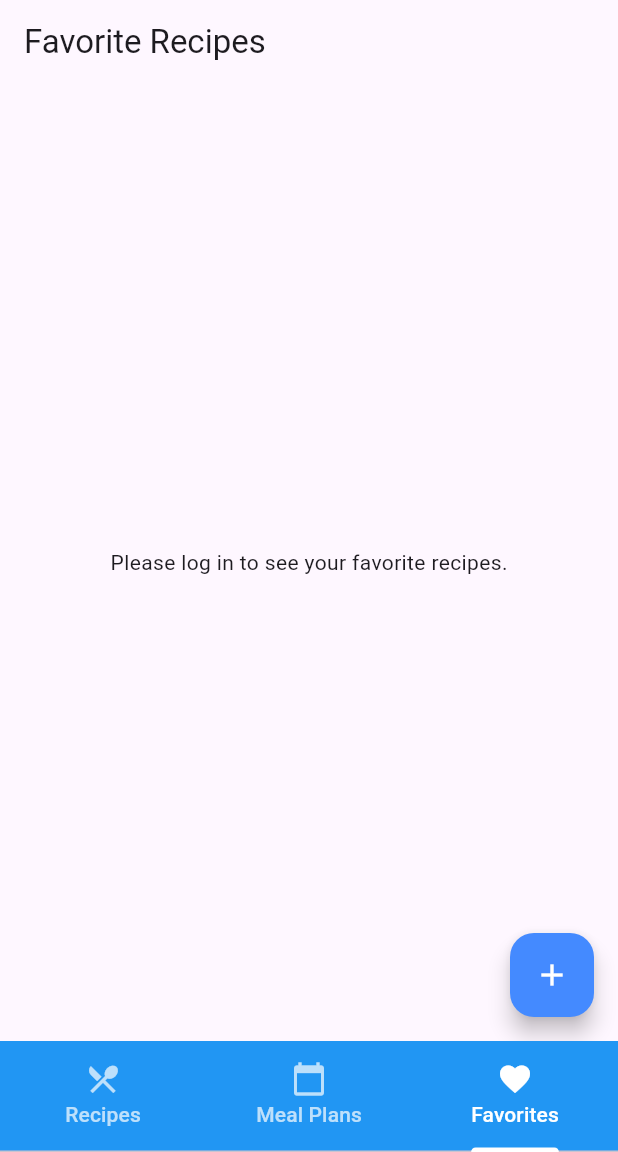
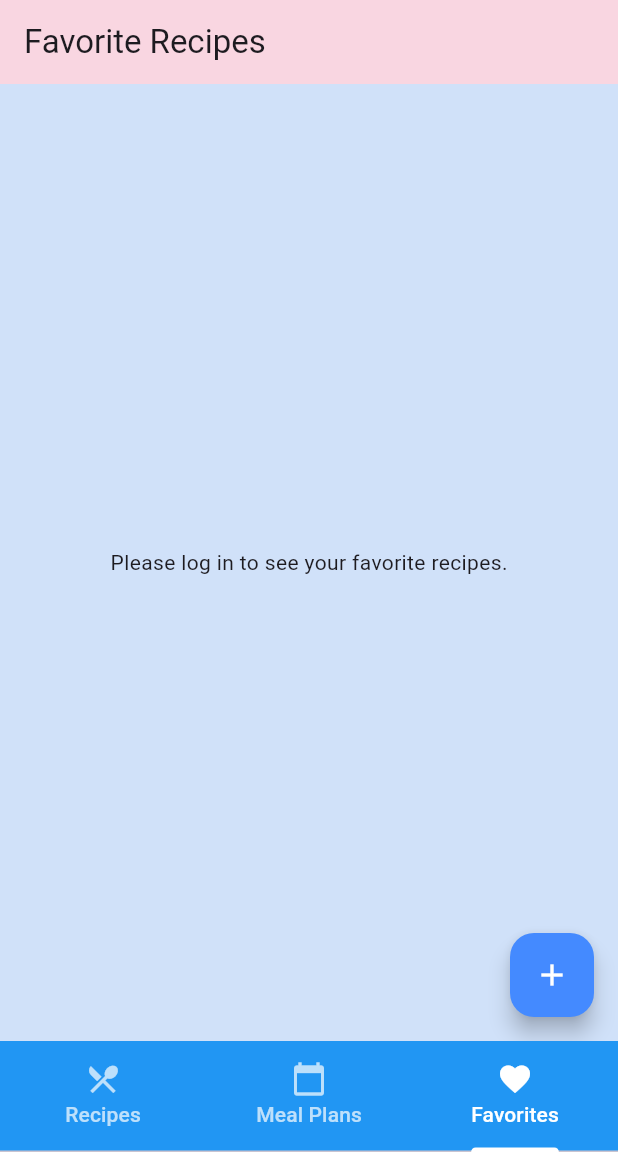
Before and after one commit to FaithNnakwe/Recipe-and-Meal-Planning-App, a Flutter app: the screen it shows after launch, item 3 of the bottom bar chosen, on a phone screen of 412 x 824 dp, the part 84-1236 px from its top. Run offline on Flutter 3.47's test engine with Material 3 defaults, Android fonts, the phone set to English and light mode, and no system bars; our stand-ins replace sqflite; accounts and stored records are empty.

```diff
--- a/lib/detail.dart
+++ b/lib/detail.dart
@@ -19,6 +19,7 @@ class _RecipeDetailState extends State<RecipeDetail> {
   // Function to add recipe to meal plan
   void addToMealPlan() {
     widget.mealPlan.addMeal(selectedDay, selectedMeal, widget.recipe);
+  setState(() {});
     ScaffoldMessenger.of(context).showSnackBar(
       SnackBar(content: Text("${widget.recipe.name} added to $selectedMeal on $selectedDay", style: TextStyle(color: Colors.black),),
        backgroundColor: Colors.white),
--- a/lib/favorites.dart
+++ b/lib/favorites.dart
@@ -13,7 +13,8 @@ class Favorites extends StatelessWidget {
   @override
   Widget build(BuildContext context) {
     return Scaffold(
-      appBar: AppBar(title: const Text("Favorite Recipes")),
+      backgroundColor: Color(0xFFD0E1F9),
+      appBar: AppBar(title: const Text("Favorite Recipes"), backgroundColor: Color(0xFFF9D6E1),),
       body: Consumer<UserProvider>(
         builder: (context, userProvider, child) {
           if (!userProvider.isLoggedIn) {
@@ -23,6 +24,7 @@ class Favorites extends StatelessWidget {
           }
 
           final favoriteRecipes = userProvider.favoriteRecipes;
+
 
           if (favoriteRecipes.isEmpty) {
             return const Center(child: Text("No favorite recipes found."));
--- a/lib/main.dart
+++ b/lib/main.dart
@@ -86,6 +86,7 @@ class _HomeScreenState extends State<HomeScreen>
   Widget build(BuildContext context) {
     final user = Provider.of<UserProvider>(context);
 
+
     return Scaffold(
       appBar: AppBar(
         title: Row(
--- a/lib/meal_plan.dart
+++ b/lib/meal_plan.dart
@@ -142,9 +142,11 @@ class MealPlanScreenState extends State<MealPlanScreen> {
                                       Navigator.push(
                                       context,
                                       MaterialPageRoute(
-                                     builder: (context) => RecipeDetail(recipe: recipe, mealPlan: MealPlan(),),
+                                     builder: (context) => RecipeDetail(recipe: recipe, mealPlan: widget.mealPlan),
                                ),
-                              );
+                              ).then((_) {
+  setState(() {});  // Refresh the screen after returning
+});
                                },
                                       trailing: IconButton(
                                         icon: Icon(Icons.delete, color: Colors.red),
--- a/lib/recipe.dart
+++ b/lib/recipe.dart
@@ -39,9 +39,9 @@ class Recipe {
       isVegan: map['isVegan'] == 1, // Convert from 1/0 to bool
       isGlutenFree: map['isGlutenFree'] == 1, // Convert from 1/0 to bool
       isVegetarian: map['isVegetarian'] == 1, // Convert from 1/0 to bool
-      ingredients: List<String>.from(
-        map['ingredients'] ?? [],
-      ), // Convert ingredients to a list of strings, default to empty if null
+      ingredients: map['ingredients'] is List
+    ? List<String>.from(map['ingredients'])
+    : (map['ingredients'] != null ? [map['ingredients'].toString()] : []), // Convert ingredients to a list of strings, default to empty if null
       steps: List<String>.from(map['steps'] ?? []),
     );
   }
```
